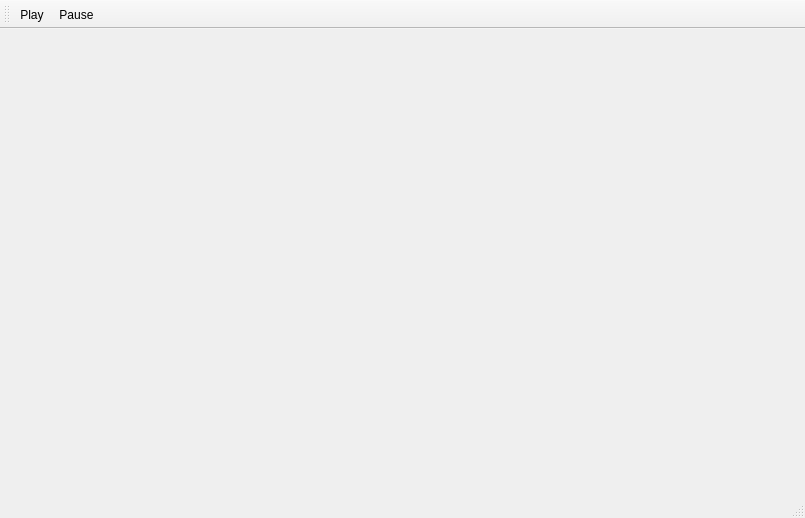
Old version of the form SickGUI/SickGUI.ui in the repository NickTheWhale/SickCameraQt.
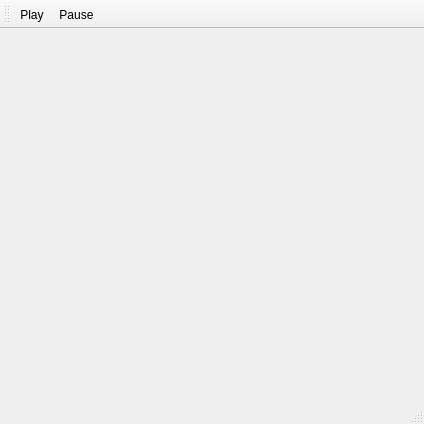
New version of the form. Icons and pictures are not drawn.

What changed in the file:
```diff
--- a/SickGUI/SickGUI.ui
+++ b/SickGUI/SickGUI.ui
@@ -6,8 +6,8 @@
    <rect>
     <x>0</x>
     <y>0</y>
-    <width>805</width>
-    <height>518</height>
+    <width>424</width>
+    <height>424</height>
    </rect>
   </property>
   <property name="windowTitle">
```
